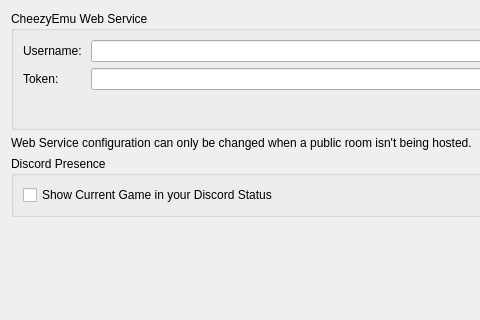
Before: the Qt Designer form src/yuzu/configuration/configure_web.ui in fritcheelii/fritcheelii, drawn with Qt 5; both pictures show x 0 to 480 and y 0 to 320 of the 926 by 561 pixel window.
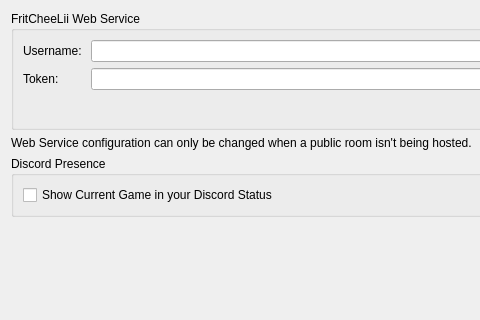
After: the same form once the commit is applied.

Commit message: FritCheeLii v4.2: 3-tier FPS defaults, Restore Default Settings, short tooltips, clean menus, OoT FSR restart prompt, full FritCheeLii branding

```diff
--- a/src/yuzu/configuration/configure_web.ui
+++ b/src/yuzu/configuration/configure_web.ui
@@ -22,7 +22,7 @@
      <item>
       <widget class="QGroupBox" name="groupBoxWebConfig">
        <property name="title">
-        <string>CheezyEmu Web Service</string>
+        <string>FritCheeLii Web Service</string>
        </property>
        <layout class="QVBoxLayout" name="verticalLayoutYuzuWebService">
         <item>
```
The commit also changes 32 other files.
